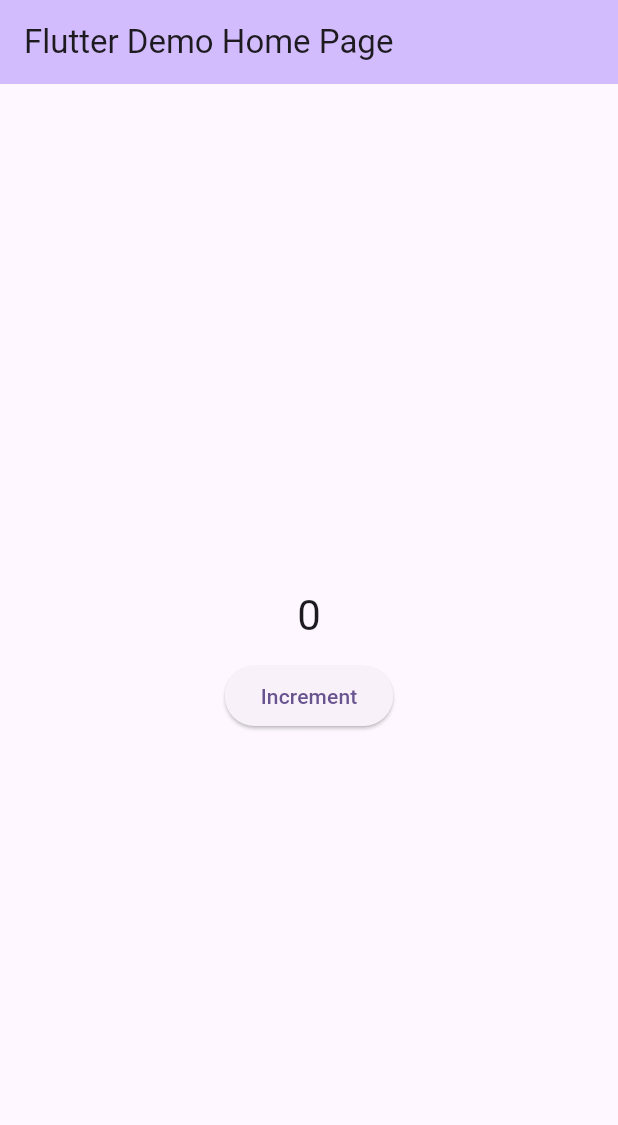
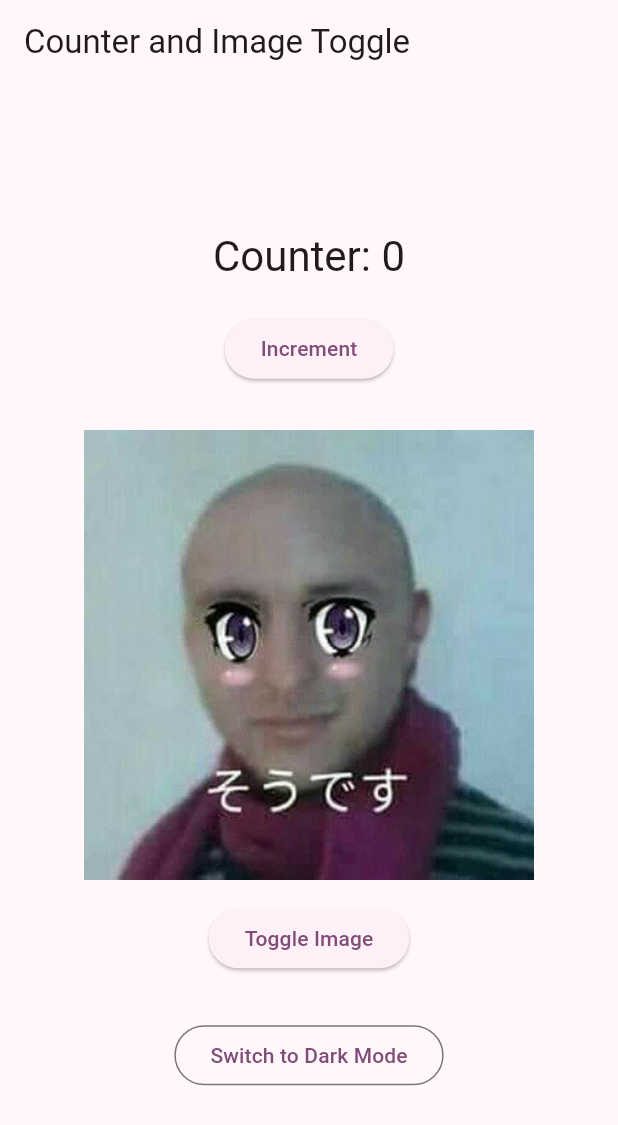
Before and after one commit to zrahagtaes/cw01, a Flutter app: the screen it shows after launch, on a phone screen of 412 x 824 dp. Shown: the top 1125 px of the screen. Run offline on Flutter 3.47's test engine with Material 3 defaults, Android fonts, the phone set to English and light mode, and no system bars.

Commit message:
added the image toggle and theme

```diff
--- a/lib/main.dart
+++ b/lib/main.dart
@@ -9,107 +9,189 @@ void main() {
 }
 
 //Stateless widgets cannot change their state over time.
+//Making this a Stateful widget in order to have the app be able to change from dark mode to light
+// This widget is the root of your application.
+class MyApp extends StatefulWidget {
+  const MyApp({super.key});
+  @override
+  State<MyApp> createState() => MyAppState();
+}
 
-class MyApp extends StatelessWidget {
-  const MyApp({super.key});
+//State class for MyApp
+//Stores current theme (light or dark)
+//Provides the toggle function to switch themes
+class MyAppState extends State<MyApp> {
+  //this variable keeps track of the current theme
+  ThemeMode _mode = ThemeMode.light;
 
-  // This widget is the root of your application.
+  //This method switches between light and dark
+  //setState() makes Flutter rebuild the UI so it shows up
+  void _toggleTheme() {
+    setState(() {
+      _mode = _mode == ThemeMode.light ? ThemeMode.dark : ThemeMode.light;
+    });
+  }
+
+  //The build method here makes the overall app structure
+  //Everything is wrapped in MaterialApp (root widget)
+  //This provides user light and dark settings
+  //MyHomePage is the main screen
+  //Gives MyHomePage toggle, function to switch themes, and isDark tells it which theme is active.
   @override
   Widget build(BuildContext context) {
     return MaterialApp(
-      title: 'Flutter Demo',
+      title: 'Light Dark Theme Demo',
+
+      //In charge of how light mode looks
+      themeMode: _mode,
       theme: ThemeData(
-        // This is the theme of your application.
-        //
-        // TRY THIS: Try running your application with "flutter run". You'll see
-        // the application has a purple toolbar. Then, without quitting the app,
-        // try changing the seedColor in the colorScheme below to Colors.green
-        // and then invoke "hot reload" (save your changes or press the "hot
-        // reload" button in a Flutter-supported IDE, or press "r" if you used
-        // the command line to start the app).
-        //
-        // Notice that the counter didn't reset back to zero; the application
-        // state is not lost during the reload. To reset the state, use hot
-        // restart instead.
-        //
-        // This works for code too, not just values: Most code changes can be
-        // tested with just a hot reload.
-        colorScheme: ColorScheme.fromSeed(seedColor: Colors.deepPurple),
+        colorScheme: ColorScheme.fromSeed(
+          seedColor: const Color.fromARGB(255, 231, 36, 227),
+          brightness: Brightness.light,
         ),
-      home: const MyHomePage(title: 'Flutter Demo Home Page'),
+        useMaterial3: true,
+      ),
+
+      //In charge of how dark mode looks
+      darkTheme: ThemeData(
+        colorScheme: ColorScheme.fromSeed(
+          seedColor: Colors.blueGrey,
+          brightness: Brightness.dark,
+        ),
+        useMaterial3: true,
+      ),
+      //Sets first screen user sees
+      //onToggleTheme is the function to switch themes
+      //isDark tells which one is active
+      home: MyHomePage(
+        title: 'Counter and Image Toggle',
+        onToggleTheme: _toggleTheme,
+        isDark: _mode == ThemeMode.dark,
+      ),
     );
   }
 }
 
+//Declares MyHomePage as a StatefulWidget, meaning it has a mutable state
+//The CLASS is immutable though
+
 class MyHomePage extends StatefulWidget {
-  const MyHomePage({super.key, required this.title});
+  //Constructor for MyHomePage
+  //This is how you create the MyHomePage object
+  //required means you have to provide these values when creating it
+  //refers to the properties of the class, all of these are on the previous block of code
+  const MyHomePage({
+    super.key,
+    required this.title,
+    required this.onToggleTheme,
+    required this.isDark,
+  });
 
-  // This widget is the home page of your application. It is stateful, meaning
-  // that it has a State object (defined below) that contains fields that affect
-  // how it looks.
+  //Configuration values for widget
+  //final means that these cannot be changed once widget is created
+  final String title;
+  final VoidCallback onToggleTheme;
+  final bool isDark;
 
-  // This class is the configuration for the state. It holds the values (in this
-  // case the title) provided by the parent (in this case the App widget) and
-  // used by the build method of the State. Fields in a Widget subclass are
-  // always marked "final".
-
-  final String title;
-
+  //Connects widget MyHomePage to its mutable state class _MyHomePageState
+  //It actually creates the state object
+  //This is where the actual logic, the changing of variables, and build method() are
   @override
   State<MyHomePage> createState() => _MyHomePageState();
 }
 
-class _MyHomePageState extends State<MyHomePage> {
+// we are going to add more comments tmr but for now this is fine
+class _MyHomePageState extends State<MyHomePage>
+    with SingleTickerProviderStateMixin {
   int _counter = 0;
+  bool _showFirst = true;
+
+  late final AnimationController _controller;
+  late final Animation<double> _fade;
+
+  @override
+  void initState() {
+    super.initState();
+    _controller = AnimationController(
+      vsync: this,
+      duration: const Duration(milliseconds: 300),
+    );
+    _fade = CurvedAnimation(parent: _controller, curve: Curves.easeInOut);
+    _controller.value = 1.0;
+  }
+
+  @override
+  void dispose() {
+    _controller.dispose();
+    super.dispose();
+  }
 
   void _incrementCounter() {
-    setState(() {
-      // This call to setState tells the Flutter framework that something has
-      // changed in this State, which causes it to rerun the build method below
-      // so that the display can reflect the updated values. If we changed
-      // _counter without calling setState(), then the build method would not be
-      // called again, and so nothing would appear to happen.
-      _counter++;
-    });
+    setState(() => _counter++);
+  }
+
+  Future<void> _toggleImage() async {
+    await _controller.reverse();
+    setState(() => _showFirst = !_showFirst);
+    await _controller.forward();
   }
 
   @override
   Widget build(BuildContext context) {
-    // This method is rerun every time setState is called, for instance as done
-    // by the _incrementCounter method above.
-    //
-    // The Flutter framework has been optimized to make rerunning build methods
-    // fast, so that you can just rebuild anything that needs updating rather
-    // than having to individually change instances of widgets.
+    final imgPath = _showFirst
+        ? 'assets/images/img1.png'
+        : 'assets/images/img2.png';
+
     return Scaffold(
-      appBar: AppBar(
-        // TRY THIS: Try changing the color here to a specific color (to
-        // Colors.amber, perhaps?) and trigger a hot reload to see the AppBar
-        // change color while the other colors stay the same.
-        backgroundColor: Theme.of(context).colorScheme.inversePrimary,
-        // Here we take the value from the MyHomePage object that was created by
-        // the App.build method, and use it to set our appbar title.
-        title: Text(widget.title),
-      ),
+      appBar: AppBar(title: Text(widget.title)),
       body: Center(
-        // Center is a layout widget. It takes a single child and positions it
-        // in the middle of the parent.
+        child: ConstrainedBox(
+          constraints: const BoxConstraints(maxWidth: 400),
           child: Column(
             mainAxisAlignment: MainAxisAlignment.center,
-          children: <Widget>[
+            children: [
               Text(
-              '$_counter',
+                'Counter: $_counter',
                 style: Theme.of(context).textTheme.headlineMedium,
               ),
-            const SizedBox(height: 12),
+              const SizedBox(height: 20),
               ElevatedButton(
                 onPressed: _incrementCounter,
                 child: const Text('Increment'),
               ),
+
+              const SizedBox(height: 30),
+
+              FadeTransition(
+                opacity: _fade,
+                child: Image.asset(
+                  imgPath,
+                  width: 300,
+                  height: 300,
+                  fit: BoxFit.contain,
+                ),
+              ),
+
+              const SizedBox(height: 15),
+              ElevatedButton(
+                onPressed: _toggleImage,
+                child: const Text('Toggle Image'),
+              ),
+
+              const SizedBox(height: 30),
+
+              OutlinedButton(
+                onPressed: widget.onToggleTheme,
+                child: Text(
+                  widget.isDark
+                      ? 'Switch to Light Mode'
+                      : 'Switch to Dark Mode',
+                ),
+              ),
             ],
           ),
         ),
-      //No longer needed FloatingActionButton
+      ),
     );
   }
 }
--- a/pubspec.yaml
+++ b/pubspec.yaml
@@ -61,6 +61,9 @@ flutter:
   # assets:
   #   - images/a_dot_burr.jpeg
   #   - images/a_dot_ham.jpeg
+  assets:
+    - assets/images/img1.png
+    - assets/images/img2.png
 
   # An image asset can refer to one or more resolution-specific "variants", see
   # https://flutter.dev/to/resolution-aware-images
```
Also changed, not shown: assets/images/img1.png (added), assets/images/img2.png (added). Lines whose indentation alone changed are shown as unchanged.
